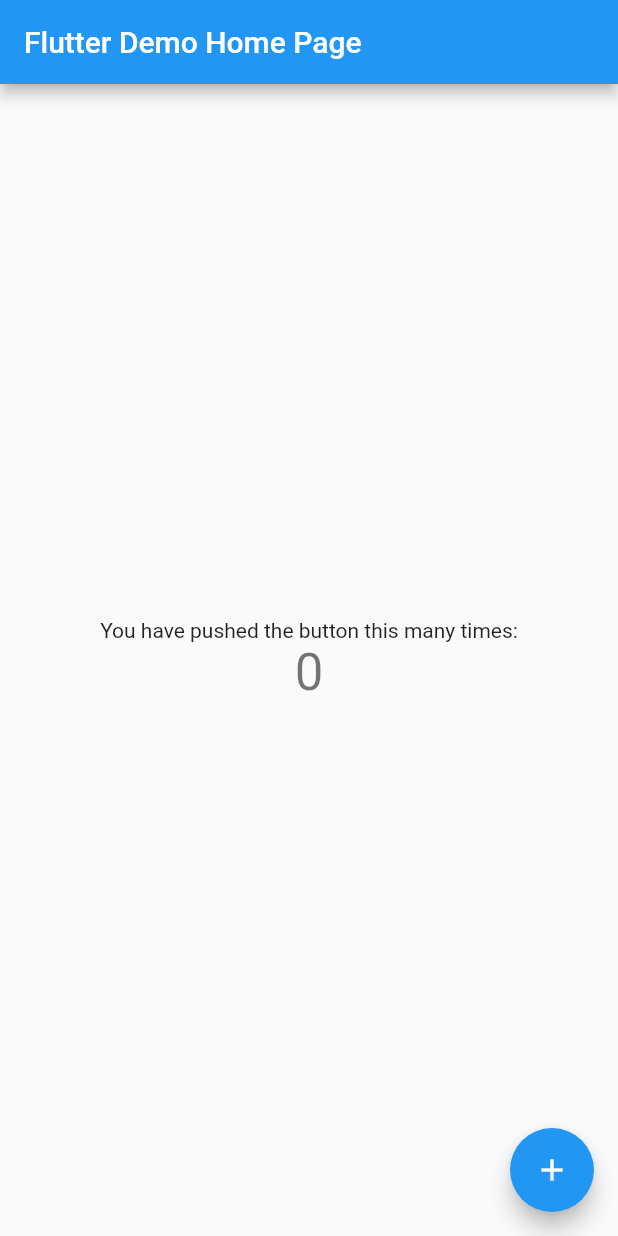
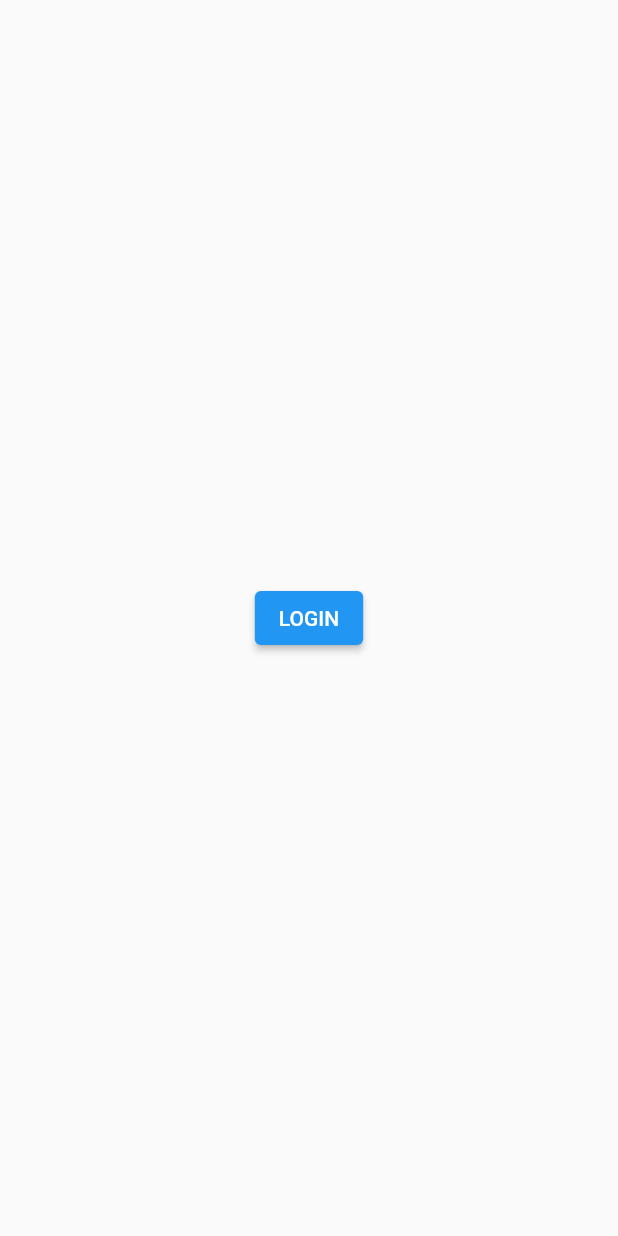
Before and after one commit to bagasDputra10/technicaltest, a Flutter app: the screen it shows after launch, on a phone screen of 412 x 824 dp. Run offline on Flutter 3.47's test engine with Material 2 defaults, Android fonts, the phone set to English and light mode, and no system bars; our stand-ins replace get.

Commit message:
first commit

```diff
--- /dev/null
+++ b/lib/loginpage.dart
@@ -0,0 +1,18 @@
+import 'package:flutter/material.dart';
+import 'package:get/get.dart';
+import 'package:technicaltest/mainpage.dart';
+
+class LoginPage extends StatelessWidget {
+  @override
+  Widget build(BuildContext context) {
+    return Scaffold(
+        body: Center(
+      child: ElevatedButton(
+        onPressed: () {
+          Get.off(MainPage());
+        },
+        child: Text("LOGIN"),
+      ),
+    ));
+  }
+}
--- a/lib/main.dart
+++ b/lib/main.dart
@@ -1,115 +1,17 @@
 import 'package:flutter/material.dart';
+import 'package:get/get.dart';
+import './loginpage.dart';
 
 void main() {
-  runApp(const MyApp());
+  runApp(MyApp());
 }
 
 class MyApp extends StatelessWidget {
-  const MyApp({super.key});
-
-  // This widget is the root of your application.
   @override
   Widget build(BuildContext context) {
-    return MaterialApp(
-      title: 'Flutter Demo',
-      theme: ThemeData(
-        // This is the theme of your application.
-        //
-        // Try running your application with "flutter run". You'll see the
-        // application has a blue toolbar. Then, without quitting the app, try
-        // changing the primarySwatch below to Colors.green and then invoke
-        // "hot reload" (press "r" in the console where you ran "flutter run",
-        // or simply save your changes to "hot reload" in a Flutter IDE).
-        // Notice that the counter didn't reset back to zero; the application
-        // is not restarted.
-        primarySwatch: Colors.blue,
-      ),
-      home: const MyHomePage(title: 'Flutter Demo Home Page'),
+    return GetMaterialApp(
+      debugShowCheckedModeBanner: false,
+      home: LoginPage(),
     );
   }
 }
-
-class MyHomePage extends StatefulWidget {
-  const MyHomePage({super.key, required this.title});
-
-  // This widget is the home page of your application. It is stateful, meaning
-  // that it has a State object (defined below) that contains fields that affect
-  // how it looks.
-
-  // This class is the configuration for the state. It holds the values (in this
-  // case the title) provided by the parent (in this case the App widget) and
-  // used by the build method of the State. Fields in a Widget subclass are
-  // always marked "final".
-
-  final String title;
-
-  @override
-  State<MyHomePage> createState() => _MyHomePageState();
-}
-
-class _MyHomePageState extends State<MyHomePage> {
-  int _counter = 0;
-
-  void _incrementCounter() {
-    setState(() {
-      // This call to setState tells the Flutter framework that something has
-      // changed in this State, which causes it to rerun the build method below
-      // so that the display can reflect the updated values. If we changed
-      // _counter without calling setState(), then the build method would not be
-      // called again, and so nothing would appear to happen.
-      _counter++;
-    });
-  }
-
-  @override
-  Widget build(BuildContext context) {
-    // This method is rerun every time setState is called, for instance as done
-    // by the _incrementCounter method above.
-    //
-    // The Flutter framework has been optimized to make rerunning build methods
-    // fast, so that you can just rebuild anything that needs updating rather
-    // than having to individually change instances of widgets.
-    return Scaffold(
-      appBar: AppBar(
-        // Here we take the value from the MyHomePage object that was created by
-        // the App.build method, and use it to set our appbar title.
-        title: Text(widget.title),
-      ),
-      body: Center(
-        // Center is a layout widget. It takes a single child and positions it
-        // in the middle of the parent.
-        child: Column(
-          // Column is also a layout widget. It takes a list of children and
-          // arranges them vertically. By default, it sizes itself to fit its
-          // children horizontally, and tries to be as tall as its parent.
-          //
-          // Invoke "debug painting" (press "p" in the console, choose the
-          // "Toggle Debug Paint" action from the Flutter Inspector in Android
-          // Studio, or the "Toggle Debug Paint" command in Visual Studio Code)
-          // to see the wireframe for each widget.
-          //
-          // Column has various properties to control how it sizes itself and
-          // how it positions its children. Here we use mainAxisAlignment to
-          // center the children vertically; the main axis here is the vertical
-          // axis because Columns are vertical (the cross axis would be
-          // horizontal).
-          mainAxisAlignment: MainAxisAlignment.center,
-          children: <Widget>[
-            const Text(
-              'You have pushed the button this many times:',
-            ),
-            Text(
-              '$_counter',
-              style: Theme.of(context).textTheme.headline4,
-            ),
-          ],
-        ),
-      ),
-      floatingActionButton: FloatingActionButton(
-        onPressed: _incrementCounter,
-        tooltip: 'Increment',
-        child: const Icon(Icons.add),
-      ), // This trailing comma makes auto-formatting nicer for build methods.
-    );
-  }
-}
```
Also changed, not shown: lib/allkategoripage.dart (added, +58 -0 lines), lib/apiservices.dart (added, +40 -0 lines), lib/detailkategori.dart (added, +93 -0 lines), lib/detailproduk.dart (added, +77 -0 lines), lib/mainpage.dart (added, +60 -0 lines), pubspec.yaml (+4 -17 lines), pubspec.lock.
